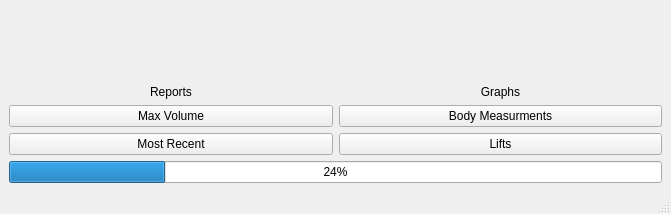
pzorz/fitnessTracker, file fit.ui: the form before one commit.
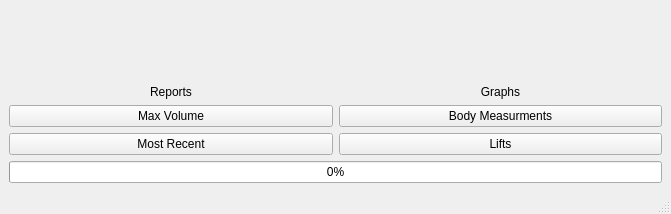
The form after the commit.

The edit to the form file:
```diff
--- a/fit.ui
+++ b/fit.ui
@@ -70,7 +70,7 @@
     <item>
      <widget class="QProgressBar" name="progressBar">
       <property name="value">
-       <number>24</number>
+       <number>0</number>
       </property>
      </widget>
     </item>
```
